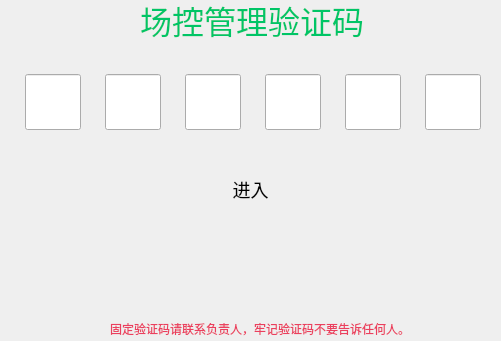
huangjingpei/myobs, file UI/gbs/bizWidgets/GBSBizLiveGuarderAuth.ui: the form before one commit.
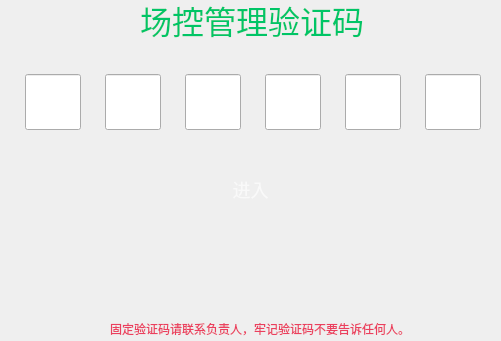
The form after the commit.

What changed in the file:
```diff
--- a/UI/gbs/bizWidgets/GBSBizLiveGuarderAuth.ui
+++ b/UI/gbs/bizWidgets/GBSBizLiveGuarderAuth.ui
@@ -83,7 +83,8 @@
      <string notr="true">background: qlineargradient(spread:pad, x1:0, y1:1, x2:0, y2:0, 
 stop:0 #000000, stop:0.525 #434343, stop:1 #000000); 
 border-radius: 24px;
-font-size:18px</string>
+font-size:18px;
+color:#F9F9F9;</string>
     </property>
     <property name="text">
      <string>进入</string>
```
